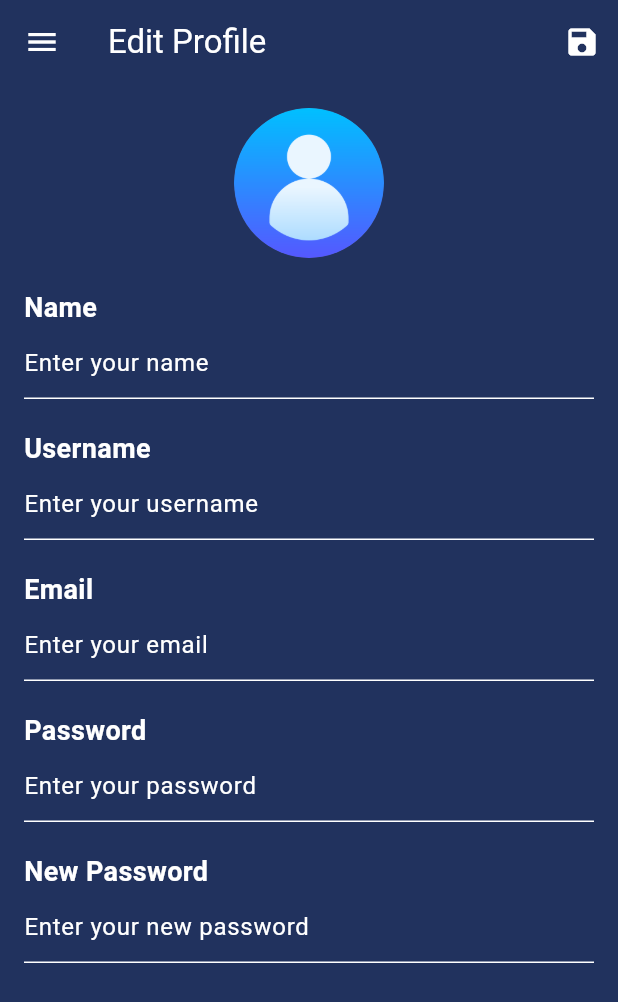
After one commit to fikiap23/taskplus, a Flutter app: the EditProfile screen opened directly, on a phone screen of 412 x 824 dp. The commit adds this screen. Shown: the top 1002 px of the screen. Run offline on Flutter 3.47's test engine with Material 3 defaults, Android fonts, the phone set to English and light mode, and no system bars; our stand-ins replace date_picker_timeline, google_fonts, image_picker.

Commit message:
add edit profile

```diff
--- a/lib/screens/Home/HomeScreen.dart
+++ b/lib/screens/Home/HomeScreen.dart
@@ -1,6 +1,5 @@
 import 'package:flutter/material.dart';
 import 'package:taskplus/screens/Projects/ProjectsPage.dart';
-import 'package:taskplus/screens/Tasks/TasksPage.dart';
 
 class HomePage extends StatefulWidget {
   const HomePage({Key? key}) : super(key: key);
--- /dev/null
+++ b/lib/screens/Profile/editProfile.dart
@@ -0,0 +1,180 @@
+import 'dart:io';
+
+import 'package:flutter/material.dart';
+import 'package:image_picker/image_picker.dart';
+import 'package:taskplus/common/widgets/drawerMenu.dart';
+
+class EditProfile extends StatefulWidget {
+  const EditProfile({Key? key}) : super(key: key);
+
+  @override
+  _EditProfileState createState() => _EditProfileState();
+}
+
+class _EditProfileState extends State<EditProfile> {
+  TextEditingController nameController = TextEditingController();
+  TextEditingController usernameController = TextEditingController();
+  TextEditingController emailController = TextEditingController();
+  TextEditingController passwordController = TextEditingController();
+  String? _imagePath;
+
+  Future<void> _pickImage(ImageSource source) async {
+    final pickedFile = await ImagePicker().pickImage(source: source);
+    if (pickedFile != null) {
+      setState(() {
+        _imagePath = pickedFile.path;
+      });
+    }
+  }
+
+  Future<void> _updateProfilePicture() async {
+    // Implement the logic to update the user's profile picture
+    // For example, you can upload the new image to a server or update it in the database
+    // Also, you may want to display a confirmation to the user that the picture has been updated
+
+    // Print the selected image path (for demonstration purposes)
+    print("Selected Image Path: $_imagePath");
+
+    // You can add your logic here to save the updated profile picture to the server or database
+    // For example:
+    // await uploadProfilePictureToServer();
+    // or
+    // await updateProfilePictureInDatabase();
+  }
+
+  Future<void> _showImagePicker(BuildContext context) async {
+    showModalBottomSheet(
+      context: context,
+      builder: (BuildContext context) {
+        return Container(
+          padding: EdgeInsets.all(16.0),
+          child: Row(
+            mainAxisAlignment: MainAxisAlignment.spaceEvenly,
+            children: [
+              ElevatedButton(
+                onPressed: () async {
+                  await _pickImage(ImageSource.camera);
+                  Navigator.pop(context);
+                  _updateProfilePicture();
+                },
+                child: Text("Camera"),
+              ),
+              ElevatedButton(
+                onPressed: () async {
+                  await _pickImage(ImageSource.gallery);
+                  Navigator.pop(context);
+                  _updateProfilePicture();
+                },
+                child: Text("Gallery"),
+              ),
+            ],
+          ),
+        );
+      },
+    );
+  }
+
+  @override
+  Widget build(BuildContext context) {
+    return Scaffold(
+      drawer: DrawerMenu(),
+      appBar: AppBar(
+        title: Text("Edit Profile"),
+        actions: [
+          IconButton(
+            onPressed: () {
+              // Save changes
+              // You can implement the logic to save the changes here
+              // For example, update the user's information in the database
+              // You may also want to navigate back to the profile page after saving
+              Navigator.pop(context);
+            },
+            icon: Icon(Icons.save),
+          ),
+        ],
+      ),
+      body: Padding(
+        padding: const EdgeInsets.all(16.0),
+        child: SingleChildScrollView(
+          child: Column(
+            crossAxisAlignment: CrossAxisAlignment.start,
+            children: [
+              Center(
+                child: GestureDetector(
+                  onTap: () {
+                    _showImagePicker(context);
+                  },
+                  child: CircleAvatar(
+                    radius: 50,
+                    backgroundImage: _imagePath != null
+                        ? FileImage(File(_imagePath!))
+                        : AssetImage("assets/images/user.png") as ImageProvider,
+                  ),
+                ),
+              ),
+              SizedBox(height: 20),
+              Text(
+                "Name",
+                style: TextStyle(fontSize: 18, fontWeight: FontWeight.bold),
+              ),
+              TextField(
+                controller: nameController,
+                decoration: InputDecoration(
+                  hintText: "Enter your name",
+                ),
+              ),
+              SizedBox(height: 20),
+              Text(
+                "Username",
+                style: TextStyle(fontSize: 18, fontWeight: FontWeight.bold),
+              ),
+              TextField(
+                controller: usernameController,
+                decoration: InputDecoration(
+                  hintText: "Enter your username",
+                ),
+              ),
+              SizedBox(height: 20),
+              Text(
+                "Email",
+                style: TextStyle(fontSize: 18, fontWeight: FontWeight.bold),
+              ),
+              TextField(
+                controller: emailController,
+                decoration: InputDecoration(
+                  hintText: "Enter your email",
+                ),
+                keyboardType: TextInputType.emailAddress,
+                readOnly: true,
+              ),
+              SizedBox(height: 20),
+              Text(
+                "Password",
+                style: TextStyle(fontSize: 18, fontWeight: FontWeight.bold),
+              ),
+              TextFormField(
+                controller: passwordController,
+                decoration: InputDecoration(
+                  hintText: "Enter your password",
+                ),
+                obscureText: true,
+              ),
+              SizedBox(height: 20),
+              Text(
+                "New Password",
+                style: TextStyle(fontSize: 18, fontWeight: FontWeight.bold),
+              ),
+              TextFormField(
+                controller: passwordController,
+                decoration: InputDecoration(
+                  hintText: "Enter your new password",
+                ),
+                obscureText: true,
+              ),
+            ],
+          ),
+        ),
+      ),
+    );
+  }
+}
--- a/pubspec.yaml
+++ b/pubspec.yaml
@@ -37,6 +37,7 @@ dependencies:
   intl: ^0.17.0-nullsafety.2
   date_picker_timeline: ^1.2.3
   google_fonts: ^6.1.0
+  image_picker: ^1.0.5
 
 dev_dependencies:
   flutter_test:
```
Also changed, not shown: lib/common/widgets/drawerMenu.dart (+9 -1 lines), assets/images/user.png (added), assets/images/vector-1.png (deleted), assets/images/vector-2.png (deleted), assets/images/vector-3.png (deleted), pubspec.lock, 5 other files.
